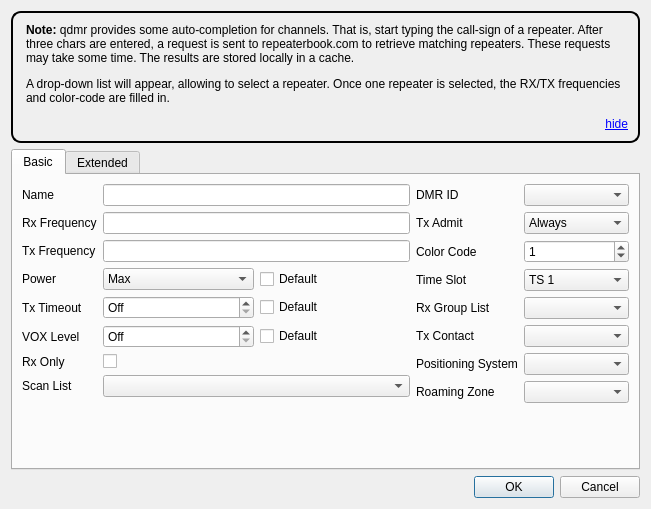
Before: the Qt Designer form src/digitalchanneldialog.ui in hmatuschek/qdmr, drawn with Qt 5.
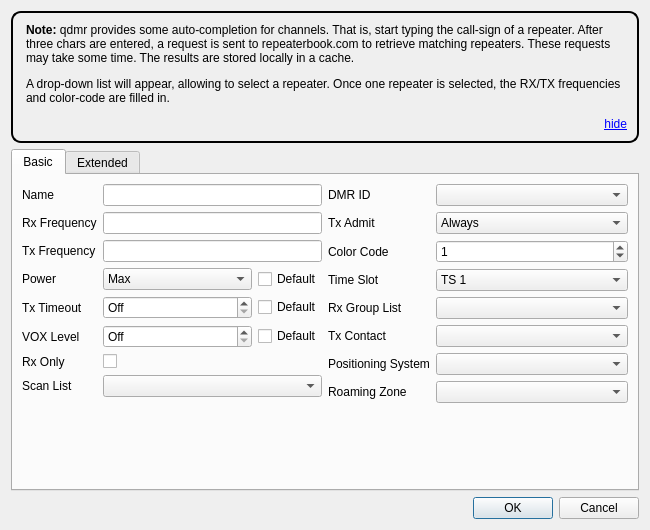
After: the same form once the commit is applied. Custom widgets are drawn as their Qt base class.

Commit message: Made all dialogs minimum-expanding. (#598)

What changed in the file:
```diff
--- a/src/digitalchanneldialog.ui
+++ b/src/digitalchanneldialog.ui
@@ -6,10 +6,16 @@
    <rect>
     <x>0</x>
     <y>0</y>
-    <width>651</width>
-    <height>509</height>
+    <width>650</width>
+    <height>530</height>
    </rect>
   </property>
+  <property name="sizePolicy">
+   <sizepolicy hsizetype="MinimumExpanding" vsizetype="MinimumExpanding">
+    <horstretch>0</horstretch>
+    <verstretch>0</verstretch>
+   </sizepolicy>
+  </property>
   <property name="windowTitle">
    <string>Edit Digital Channel</string>
   </property>
@@ -51,6 +57,12 @@
          </item>
          <item row="0" column="1">
           <widget class="QLineEdit" name="channelName">
+           <property name="sizePolicy">
+            <sizepolicy hsizetype="MinimumExpanding" vsizetype="Fixed">
+             <horstretch>0</horstretch>
+             <verstretch>0</verstretch>
+            </sizepolicy>
+           </property>
            <property name="minimumSize">
             <size>
              <width>200</width>
@@ -67,7 +79,14 @@
           </widget>
          </item>
          <item row="1" column="1">
-          <widget class="QLineEdit" name="rxFrequency"/>
+          <widget class="QLineEdit" name="rxFrequency">
+           <property name="sizePolicy">
+            <sizepolicy hsizetype="MinimumExpanding" vsizetype="Fixed">
+             <horstretch>0</horstretch>
+             <verstretch>0</verstretch>
+            </sizepolicy>
+           </property>
+          </widget>
          </item>
          <item row="2" column="0">
           <widget class="QLabel" name="txFrequencyLabel">
@@ -77,7 +96,14 @@
           </widget>
          </item>
          <item row="2" column="1">
-          <widget class="QLineEdit" name="txFrequency"/>
+          <widget class="QLineEdit" name="txFrequency">
+           <property name="sizePolicy">
+            <sizepolicy hsizetype="MinimumExpanding" vsizetype="Fixed">
+             <horstretch>0</horstretch>
+             <verstretch>0</verstretch>
+            </sizepolicy>
+           </property>
+          </widget>
          </item>
          <item row="3" column="0">
           <widget class="QLabel" name="powerLabel">
@@ -111,12 +137,25 @@
           </widget>
          </item>
          <item row="7" column="1">
-          <widget class="QComboBox" name="scanList"/>
+          <widget class="QComboBox" name="scanList">
+           <property name="sizePolicy">
+            <sizepolicy hsizetype="MinimumExpanding" vsizetype="Fixed">
+             <horstretch>0</horstretch>
+             <verstretch>0</verstretch>
+            </sizepolicy>
+           </property>
+          </widget>
          </item>
          <item row="3" column="1">
           <layout class="QHBoxLayout" name="horizontalLayout_2">
            <item>
             <widget class="QComboBox" name="powerValue">
+             <property name="sizePolicy">
+              <sizepolicy hsizetype="MinimumExpanding" vsizetype="Fixed">
+               <horstretch>0</horstretch>
+               <verstretch>0</verstretch>
+              </sizepolicy>
+             </property>
              <item>
               <property name="text">
                <string>Max</string>
@@ -158,7 +197,7 @@
            <item>
             <widget class="QSpinBox" name="totValue">
              <property name="sizePolicy">
-              <sizepolicy hsizetype="Preferred" vsizetype="Fixed">
+              <sizepolicy hsizetype="MinimumExpanding" vsizetype="Fixed">
                <horstretch>0</horstretch>
                <verstretch>0</verstretch>
               </sizepolicy>
@@ -198,7 +237,7 @@
            <item>
             <widget class="QSpinBox" name="voxValue">
              <property name="sizePolicy">
-              <sizepolicy hsizetype="Preferred" vsizetype="Fixed">
+              <sizepolicy hsizetype="MinimumExpanding" vsizetype="Fixed">
                <horstretch>0</horstretch>
                <verstretch>0</verstretch>
               </sizepolicy>
@@ -230,6 +269,12 @@
          </item>
          <item row="1" column="1">
           <widget class="QComboBox" name="txAdmit">
+           <property name="sizePolicy">
+            <sizepolicy hsizetype="MinimumExpanding" vsizetype="Fixed">
+             <horstretch>0</horstretch>
+             <verstretch>0</verstretch>
+            </sizepolicy>
+           </property>
            <item>
             <property name="text">
              <string>Always</string>
@@ -256,6 +301,12 @@
          </item>
          <item row="2" column="1">
           <widget class="QSpinBox" name="colorCode">
+           <property name="sizePolicy">
+            <sizepolicy hsizetype="MinimumExpanding" vsizetype="Fixed">
+             <horstretch>0</horstretch>
+             <verstretch>0</verstretch>
+            </sizepolicy>
+           </property>
            <property name="maximum">
             <number>15</number>
            </property>
@@ -273,6 +324,12 @@
          </item>
          <item row="3" column="1">
           <widget class="QComboBox" name="timeSlot">
+           <property name="sizePolicy">
+            <sizepolicy hsizetype="MinimumExpanding" vsizetype="Fixed">
+             <horstretch>0</horstretch>
+             <verstretch>0</verstretch>
+            </sizepolicy>
+           </property>
            <property name="currentText">
             <string notr="true">TS 1</string>
            </property>
@@ -296,7 +353,14 @@
           </widget>
          </item>
          <item row="4" column="1">
-          <widget class="QComboBox" name="rxGroupList"/>
+          <widget class="QComboBox" name="rxGroupList">
+           <property name="sizePolicy">
+            <sizepolicy hsizetype="MinimumExpanding" vsizetype="Fixed">
+             <horstretch>0</horstretch>
+             <verstretch>0</verstretch>
+            </sizepolicy>
+           </property>
+          </widget>
          </item>
          <item row="5" column="0">
           <widget class="QLabel" name="txContactLabel">
@@ -306,7 +370,14 @@
           </widget>
          </item>
          <item row="5" column="1">
-          <widget class="QComboBox" name="txContact"/>
+          <widget class="QComboBox" name="txContact">
+           <property name="sizePolicy">
+            <sizepolicy hsizetype="MinimumExpanding" vsizetype="Fixed">
+             <horstretch>0</horstretch>
+             <verstretch>0</verstretch>
+            </sizepolicy>
+           </property>
+          </widget>
          </item>
          <item row="6" column="0">
           <widget class="QLabel" name="posSysLabel">
@@ -316,7 +387,14 @@
           </widget>
          </item>
          <item row="6" column="1">
-          <widget class="QComboBox" name="gpsSystem"/>
+          <widget class="QComboBox" name="gpsSystem">
+           <property name="sizePolicy">
+            <sizepolicy hsizetype="MinimumExpanding" vsizetype="Fixed">
+             <horstretch>0</horstretch>
+             <verstretch>0</verstretch>
+            </sizepolicy>
+           </property>
+          </widget>
          </item>
          <item row="7" column="0">
           <widget class="QLabel" name="roamLabel">
@@ -326,7 +404,14 @@
           </widget>
          </item>
          <item row="7" column="1">
-          <widget class="QComboBox" name="roaming"/>
+          <widget class="QComboBox" name="roaming">
+           <property name="sizePolicy">
+            <sizepolicy hsizetype="MinimumExpanding" vsizetype="Fixed">
+             <horstretch>0</horstretch>
+             <verstretch>0</verstretch>
+            </sizepolicy>
+           </property>
+          </widget>
          </item>
          <item row="0" column="0">
           <widget class="QLabel" name="dmrIDLabel">
@@ -336,7 +421,14 @@
           </widget>
          </item>
          <item row="0" column="1">
-          <widget class="QComboBox" name="dmrID"/>
+          <widget class="QComboBox" name="dmrID">
+           <property name="sizePolicy">
+            <sizepolicy hsizetype="MinimumExpanding" vsizetype="Fixed">
+             <horstretch>0</horstretch>
+             <verstretch>0</verstretch>
+            </sizepolicy>
+           </property>
+          </widget>
          </item>
         </layout>
        </item>
```
The commit also changes 14 other files.
